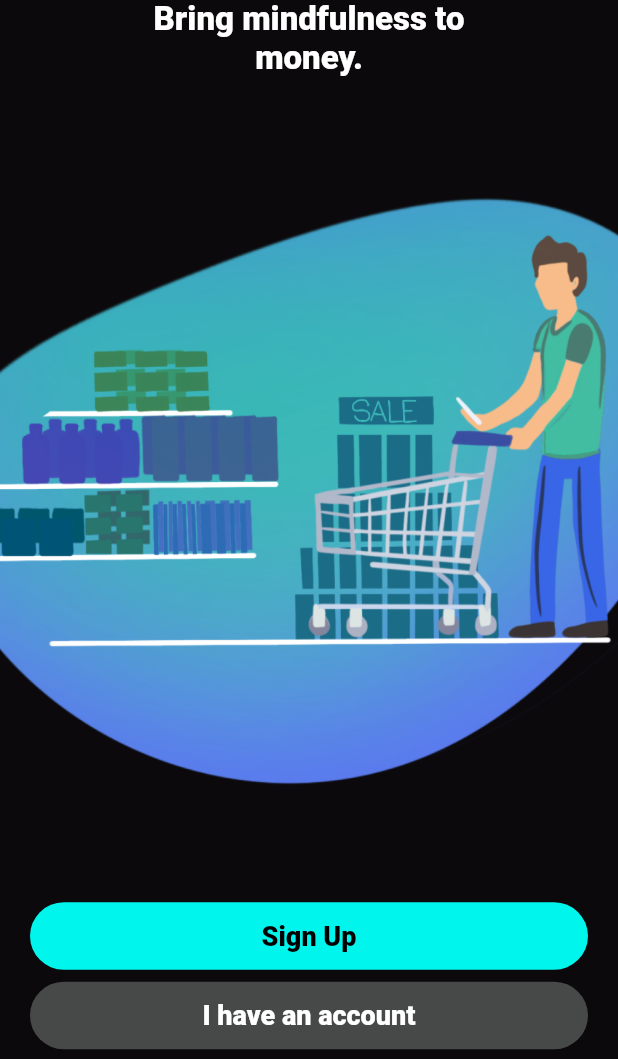
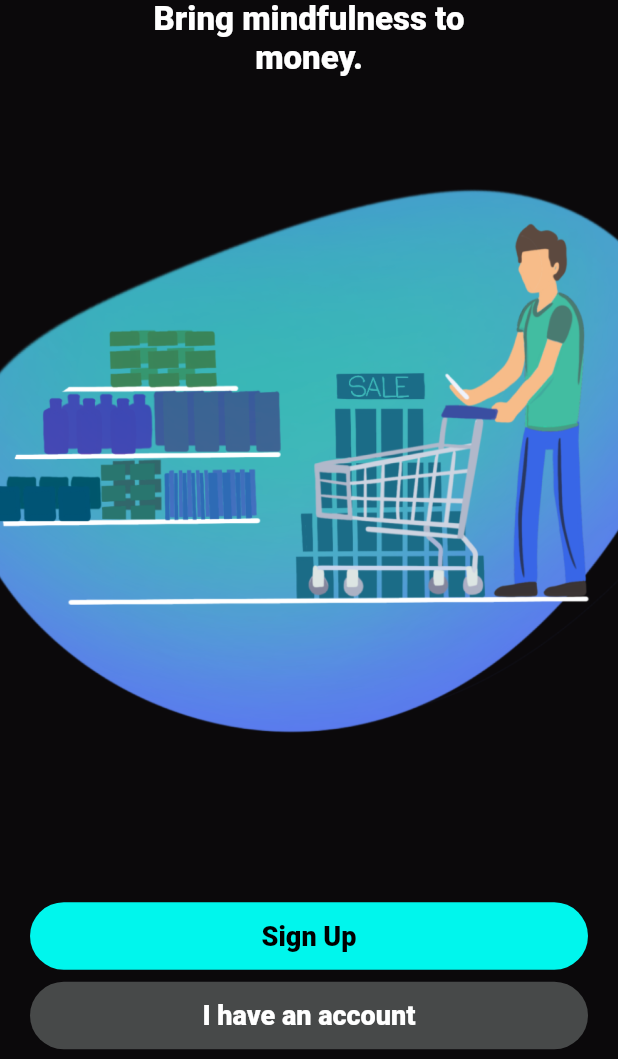
Before and after one commit to danju4rizzl/finllect_flutter, a Flutter app: the screen it shows after launch, on a phone screen of 412 x 824 dp, the part 177-1236 px from its top. Run offline on Flutter 3.47's test engine with Material 2 defaults, Android fonts, the phone set to English and light mode, and no system bars.

Commit message:
added Sized-Box widget

```diff
--- a/lib/welcome_screen.dart
+++ b/lib/welcome_screen.dart
@@ -40,6 +40,9 @@ class WelcomeScreen extends StatelessWidget {
                   width: double.infinity,
                 ),
               ),
+              SizedBox(
+                height: 40.0,
+              ),
               Column(
                 crossAxisAlignment: CrossAxisAlignment.stretch,
                 children: <Widget>[
```
